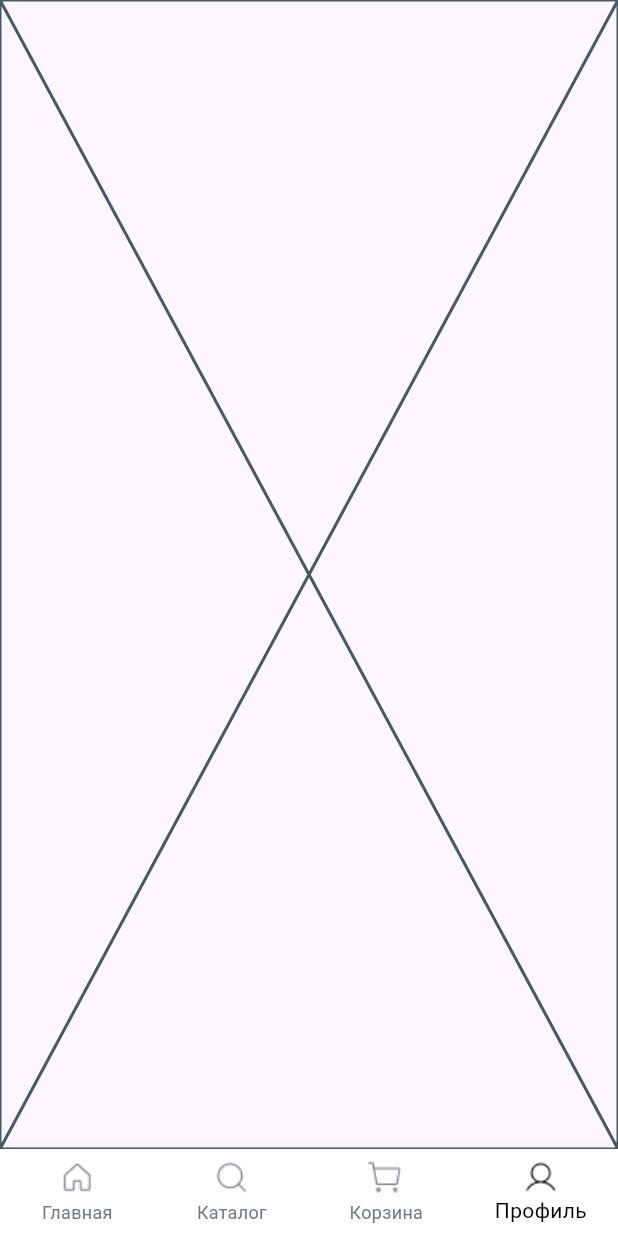
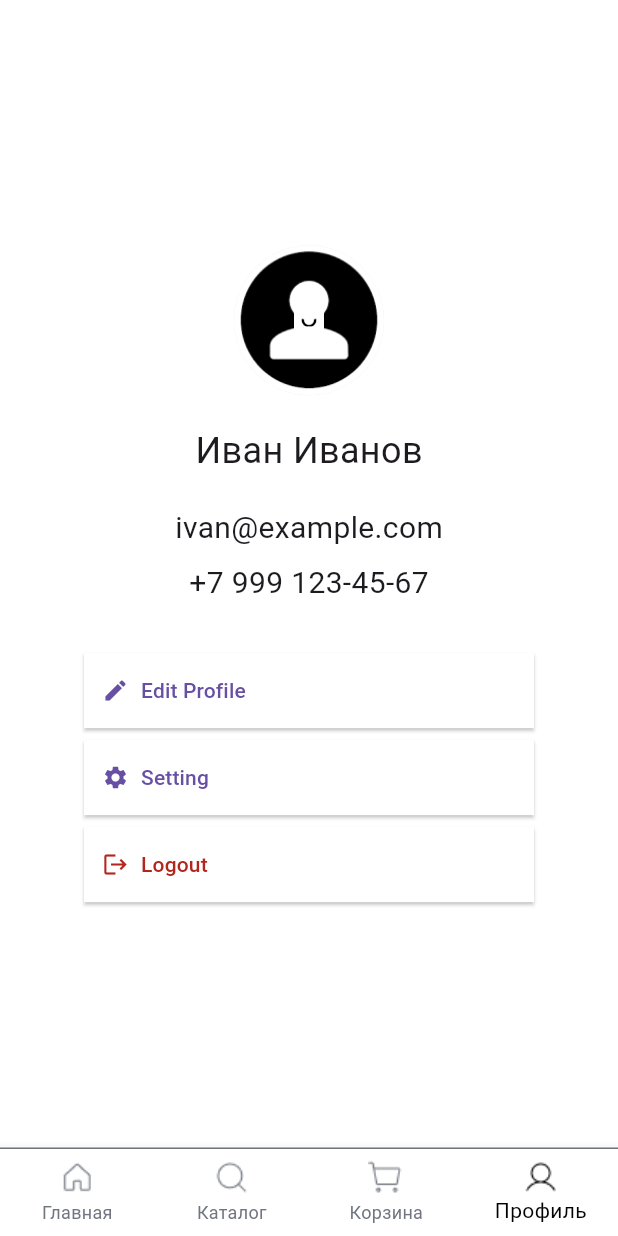
Before and after one commit to Rujiani/Cosmetics-store, a Flutter app: the screen it shows after launch, item 4 of the bottom bar chosen, on a phone screen of 412 x 824 dp. Run offline on Flutter 3.47's test engine with Material 3 defaults, Android fonts, the light colour scheme and no system bars; our stand-ins replace bloc, flutter_bloc, image_picker.

Commit message:
Add profile page

```diff
--- /dev/null
+++ b/frontend/devtools_options.yaml
@@ -0,0 +1,3 @@
+description: This file stores settings for Dart & Flutter DevTools.
+documentation: https://docs.flutter.dev/tools/devtools/extensions#configure-extension-enablement-states
+extensions:
--- a/frontend/lib/app/pages/main_screen.dart
+++ b/frontend/lib/app/pages/main_screen.dart
@@ -24,8 +24,13 @@ class _MainScreenState extends State<MainScreen> {
   @override
   Widget build(BuildContext context) {
     return Scaffold(
+      backgroundColor: Colors.white,
       body: IndexedStack(index: _currentIndex, children: _screens),
-      bottomNavigationBar: BottomNavigationBar(
+      bottomNavigationBar: Container(
+        decoration: BoxDecoration(
+          border: BorderDirectional(top: BorderSide(color: Color(0xFF70757F))),
+        ),
+        child: BottomNavigationBar(
           backgroundColor: Color(0xffFFFFFF),
           selectedItemColor: Colors.black,
           unselectedItemColor: Color(0xFF70757F),
@@ -56,6 +61,7 @@ class _MainScreenState extends State<MainScreen> {
             ),
           ],
         ),
+      ),
     );
   }
 }
--- /dev/null
+++ b/frontend/lib/features/profile/presentation/bloc/profile_bloc.dart
@@ -0,0 +1,33 @@
+import 'dart:typed_data';
+
+import 'package:bloc/bloc.dart';
+import 'package:flutter/cupertino.dart';
+import 'package:meta/meta.dart';
+
+part 'profile_event.dart';
+part 'profile_state.dart';
+
+class ProfileBloc extends Bloc<ProfileEvent, ProfileState> {
+  ProfileBloc() : super(ProfileInitial()) {
+    on<LoadProfileEvent>(_onLoadProfile);
+    on<UpdateProfileEvent>(_onUpdateProfile);
+  }
+
+  void _onLoadProfile(
+    LoadProfileEvent event,
+    Emitter<ProfileState> emit,
+  ) async {
+    emit(ProfileLoadingState());
+    await Future.delayed(const Duration(seconds: 1));
+    emit(ProfileLoadedState(user: User()));
+  }
+
+  void _onUpdateProfile(
+    UpdateProfileEvent event,
+    Emitter<ProfileState> emit,
+  ) async {
+    emit(ProfileLoadingState());
+    await Future.delayed(const Duration(seconds: 1));
+    emit(ProfileLoadedState(user: event.newUser));
+  }
+}
--- /dev/null
+++ b/frontend/lib/features/profile/presentation/bloc/profile_event.dart
@@ -0,0 +1,12 @@
+part of 'profile_bloc.dart';
+
+@immutable
+sealed class ProfileEvent {}
+
+class LoadProfileEvent extends ProfileEvent {}
+
+class UpdateProfileEvent extends ProfileEvent {
+  final User newUser;
+
+  UpdateProfileEvent({required this.newUser});
+}
--- /dev/null
+++ b/frontend/lib/features/profile/presentation/bloc/profile_state.dart
@@ -0,0 +1,46 @@
+part of 'profile_bloc.dart';
+
+@immutable
+sealed class ProfileState {}
+
+final class ProfileInitial extends ProfileState {}
+
+final class ProfileLoadingState extends ProfileState {}
+
+final class ProfileLoadedState extends ProfileState {
+  final User user;
+
+  ProfileLoadedState({required this.user});
+}
+
+final class ProfileErrorState extends ProfileState {
+  final String error;
+
+  ProfileErrorState({required this.error});
+}
+
+class User {
+  final String name;
+  final String email;
+  final String phone;
+  final String avatarPic;
+  final Uint8List? avatarBytes;
+
+  User({
+    this.name = 'Иван Иванов',
+    this.email = 'ivan@example.com',
+    this.phone = '+7 999 123-45-67',
+    this.avatarPic = 'assets/images/default/defaultAvatar.png',
+    this.avatarBytes,
+  });
+
+  User copyWith({Uint8List? avatarBytes}) {
+    return User(
+      name: name,
+      email: email,
+      phone: phone,
+      avatarPic: avatarPic,
+      avatarBytes: avatarBytes ?? this.avatarBytes,
+    );
+  }
+}
--- a/frontend/lib/features/profile/presentation/pages/profile_screen.dart
+++ b/frontend/lib/features/profile/presentation/pages/profile_screen.dart
@@ -1,10 +1,117 @@
+import 'package:cosmetics_store/features/profile/edit_profile/presentation/pages/edit_profile_screen.dart';
+import 'package:cosmetics_store/features/profile/presentation/bloc/profile_bloc.dart';
 import 'package:flutter/material.dart';
+import 'package:flutter_bloc/flutter_bloc.dart';
 
 class ProfileScreen extends StatelessWidget {
   const ProfileScreen({super.key});
 
   @override
   Widget build(BuildContext context) {
-    return const Placeholder();
+    final textButtonStyle = TextButton.styleFrom(
+      elevation: 1,
+      shadowColor: Colors.black,
+      backgroundColor: Colors.white,
+      alignment: Alignment.centerLeft,
+      shape: RoundedRectangleBorder(
+        borderRadius: const BorderRadius.all(Radius.zero),
+      ),
+    );
+    return Center(
+      child: BlocProvider<ProfileBloc>(
+        create: (context) => ProfileBloc()..add(LoadProfileEvent()),
+        child: BlocBuilder<ProfileBloc, ProfileState>(
+          builder: (context, state) {
+            switch (state) {
+              case ProfileLoadingState _:
+                return CircularProgressIndicator(color: Colors.black);
+              case ProfileLoadedState _:
+                return Column(
+                  mainAxisAlignment: MainAxisAlignment.center,
+                  spacing: 8,
+                  children: [
+                    CircleAvatar(
+                      radius: 50,
+                      backgroundImage: state.user.avatarBytes != null
+                          ? MemoryImage(state.user.avatarBytes!)
+                          : AssetImage(state.user.avatarPic),
+                      child: state.user.avatarBytes == null
+                          ? Icon(Icons.camera_alt, color: Colors.white)
+                          : null,
+                    ),
+                    SizedBox(height: 4),
+                    Text(state.user.name, style: TextStyle(fontSize: 24)),
+                    SizedBox(height: 4),
+                    Text(state.user.email, style: TextStyle(fontSize: 20)),
+                    Text(state.user.phone, style: TextStyle(fontSize: 20)),
+                    SizedBox(height: 16),
+                    SizedBox(
+                      height: 50,
+                      width: 300,
+                      child: TextButton.icon(
+                        style: textButtonStyle,
+                        icon: Icon(Icons.edit),
+                        onPressed: () {
+                          final currentContext =
+                              context; // ← Сохраняем ДО async
+                          final currentBloc = context.read<ProfileBloc>();
+
+                          Navigator.push(
+                            currentContext,
+                            MaterialPageRoute(
+                              builder: (context) =>
+                                  EditProfileScreen(user: state.user),
+                            ),
+                          ).then((updatedUser) {
+                            // Используем сохраненные переменные
+                            if (updatedUser != null && currentContext.mounted) {
+                              currentBloc.add(
+                                UpdateProfileEvent(newUser: updatedUser),
+                              );
+                            }
+                          });
+                        },
+                        label: Text('Edit Profile'),
+                      ),
+                    ),
+                    SizedBox(
+                      height: 50,
+                      width: 300,
+                      child: TextButton.icon(
+                        style: textButtonStyle,
+                        icon: Icon(Icons.settings),
+                        onPressed: () {},
+                        label: Text('Setting'),
+                      ),
+                    ),
+                    SizedBox(
+                      height: 50,
+                      width: 300,
+                      child: TextButton.icon(
+                        style: textButtonStyle,
+                        icon: Icon(
+                          Icons.logout,
+                          color: Theme.of(context).colorScheme.error,
+                        ),
+                        onPressed: () {},
+                        label: Text(
+                          'Logout',
+                          style: TextStyle(
+                            color: Theme.of(context).colorScheme.error,
+                          ),
+                        ),
+                      ),
+                    ),
+                  ],
+                );
+              case ProfileErrorState _:
+                return Text('Error: ${state.error}');
+              default:
+                return SizedBox();
+            }
+          },
+        ),
+      ),
+    );
   }
 }
--- a/frontend/pubspec.yaml
+++ b/frontend/pubspec.yaml
@@ -10,6 +10,9 @@ dependencies:
   flutter:
     sdk: flutter
   bloc: ^9.1.0
+  meta: ^1.17.0
+  flutter_bloc: ^9.1.1
+  image_picker: ^1.2.0
 
 dev_dependencies:
   flutter_test:
@@ -21,3 +24,4 @@ flutter:
 
   assets:
     - assets/images/icons/
+    - assets/images/default/
```
Also changed, not shown: frontend/lib/features/profile/edit_profile/presentation/bloc/edit_profile_bloc.dart (added, +96 -0 lines), frontend/lib/features/profile/edit_profile/presentation/bloc/edit_profile_event.dart (added, +24 -0 lines), frontend/lib/features/profile/edit_profile/presentation/bloc/edit_profile_state.dart (added, +40 -0 lines), frontend/lib/features/profile/edit_profile/presentation/pages/edit_profile_screen.dart (added, +214 -0 lines), frontend/lib/main.dart (+14 -1 lines), frontend/assets/images/default/defaultAvatar.png (added), frontend/pubspec.lock, 4 other files. Lines whose indentation alone changed are shown as unchanged.
